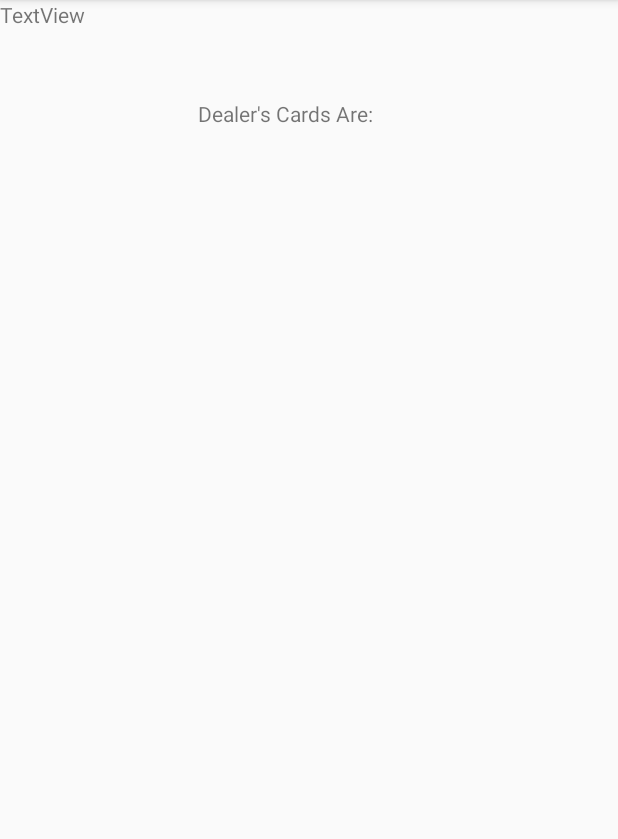
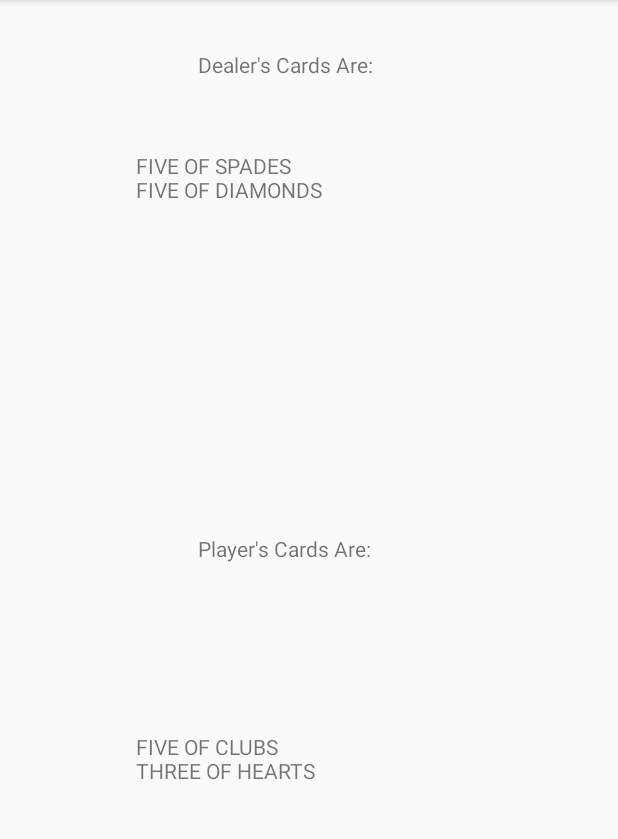
Before and after one commit to Faisal2017/blackjack_android, an Android app: the GameActivity screen opened directly, with no data from a screen before it, on a phone screen of 412 x 824 dp, the part 84-923 px from its top. Run offline under Robolectric (Android 15) with nearby library versions, the phone set to English and light mode, and no system bars.

Commit message:
activity for showing players hands created

```diff
--- a/app/src/main/java/com/example/faisal/blackjack/Game.java
+++ b/app/src/main/java/com/example/faisal/blackjack/Game.java
@@ -18,7 +18,7 @@ public class Game {
         this.players = new ArrayList<Player>();
         cardRules = new HashMap<Enum, Integer>();
 
-        cardRules.put(Rank.ACE, 1);
+        cardRules.put(Rank.ACE, 11);
         cardRules.put(Rank.TWO, 2);
         cardRules.put(Rank.THREE, 3);
         cardRules.put(Rank.FOUR, 4);
--- a/app/src/main/java/com/example/faisal/blackjack/GameActivity.java
+++ b/app/src/main/java/com/example/faisal/blackjack/GameActivity.java
@@ -3,6 +3,8 @@ package com.example.faisal.blackjack;
 import android.support.v7.app.AppCompatActivity;
 import android.os.Bundle;
 import android.widget.TextView;
+
+import java.util.ArrayList;
 
 public class GameActivity extends AppCompatActivity {
 
@@ -10,6 +12,7 @@ public class GameActivity extends AppCompatActivity {
     Player dealer = new Player("dealer");
     Player player = new Player("player");
     TextView dealer_cards;
+    TextView player_cards;
 
     @Override
     protected void onCreate(Bundle savedInstanceState) {
@@ -17,8 +20,25 @@ public class GameActivity extends AppCompatActivity {
         setContentView(R.layout.activity_game);
 
         dealer_cards = (TextView) findViewById(R.id.view_dealer_cards);
+        player_cards = (TextView) findViewById(R.id.view_player_cards);
 
         game.getDeck().shuffle();
+
+        game.dealCardFromDeck(dealer);
+        game.dealCardFromDeck(dealer);
+
+        Card dealer1 = dealer.getHand().get(0);
+        Card dealer2 = dealer.getHand().get(1);
+
+        dealer_cards.setText(dealer1.toString() + "\n" + dealer2.toString());
+
+        game.dealCardFromDeck(player);
+        game.dealCardFromDeck(player);
+
+        Card player1 = player.getHand().get(0);
+        Card player2 = player.getHand().get(1);
+
+        player_cards.setText(player1.toString() + "\n" + player2.toString());
     }
 
 
--- a/app/src/main/res/layout/activity_game.xml
+++ b/app/src/main/res/layout/activity_game.xml
@@ -10,24 +10,53 @@
         android:id="@+id/dealer_text"
         android:layout_width="148dp"
         android:layout_height="40dp"
+        android:layout_marginLeft="8dp"
+        android:layout_marginRight="8dp"
+        android:layout_marginTop="33dp"
+        android:text="@string/dealer_cards"
+        app:layout_constraintLeft_toLeftOf="parent"
+        app:layout_constraintRight_toRightOf="parent"
+        app:layout_constraintTop_toTopOf="parent" />
+
+    <TextView
+        android:id="@+id/view_dealer_cards"
+        android:layout_width="231dp"
+        android:layout_height="46dp"
+        android:text="TextView"
+        android:layout_marginLeft="8dp"
+        app:layout_constraintLeft_toLeftOf="parent"
+        android:layout_marginRight="8dp"
+        app:layout_constraintRight_toRightOf="parent"
+        app:layout_constraintHorizontal_bias="0.503"
+        android:layout_marginTop="27dp"
+        app:layout_constraintTop_toBottomOf="@+id/dealer_text" />
+
+    <TextView
+        android:id="@+id/player_text"
+        android:layout_width="148dp"
+        android:layout_height="40dp"
+        android:layout_marginLeft="8dp"
+        android:layout_marginRight="8dp"
+        android:layout_marginTop="209dp"
+        android:text="@string/player_cards"
+        app:layout_constraintLeft_toLeftOf="parent"
+        app:layout_constraintRight_toRightOf="parent"
+        app:layout_constraintTop_toBottomOf="@+id/view_dealer_cards" />
+
+    <TextView
+        android:id="@+id/view_player_cards"
+        android:layout_width="231dp"
+        android:layout_height="62dp"
         android:layout_marginBottom="8dp"
         android:layout_marginLeft="8dp"
         android:layout_marginRight="8dp"
         android:layout_marginTop="8dp"
-        android:text="@string/dealer_cards"
+        android:text="TextView"
         app:layout_constraintBottom_toBottomOf="parent"
+        app:layout_constraintHorizontal_bias="0.503"
         app:layout_constraintLeft_toLeftOf="parent"
         app:layout_constraintRight_toRightOf="parent"
-        app:layout_constraintTop_toTopOf="parent"
-        app:layout_constraintVertical_bias="0.081"
-        tools:layout_editor_absoluteX="117dp" />
-
-    <TextView
-        android:id="@+id/view_dealer_cards"
-        android:layout_width="209dp"
-        android:layout_height="55dp"
-        android:text="TextView"
-        tools:layout_editor_absoluteX="93dp"
-        tools:layout_editor_absoluteY="126dp" />
+        app:layout_constraintTop_toBottomOf="@+id/player_text"
+        app:layout_constraintVertical_bias="0.285" />
 
 </android.support.constraint.ConstraintLayout>
--- a/app/src/main/res/values/strings.xml
+++ b/app/src/main/res/values/strings.xml
@@ -2,4 +2,5 @@
     <string name="app_name">Blackjack</string>
     <string name="play_game">Play Game</string>
     <string name="dealer_cards">Dealer\'s Cards Are:</string>
+    <string name="player_cards">Player\'s Cards Are:</string>
 </resources>
```
